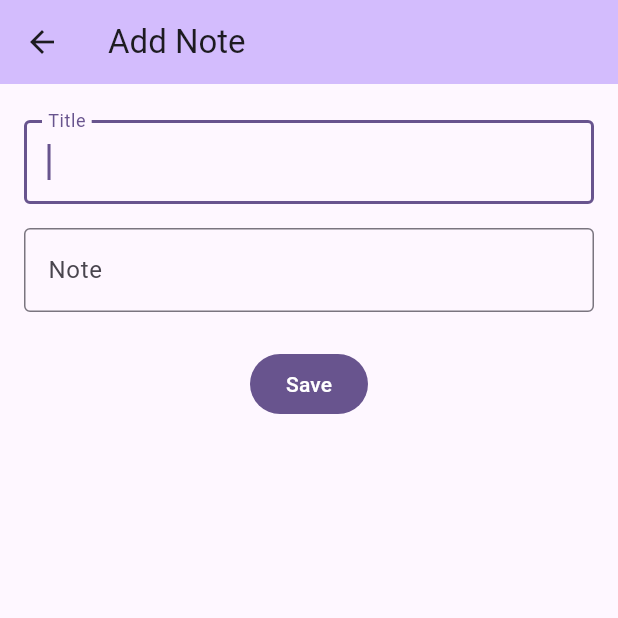
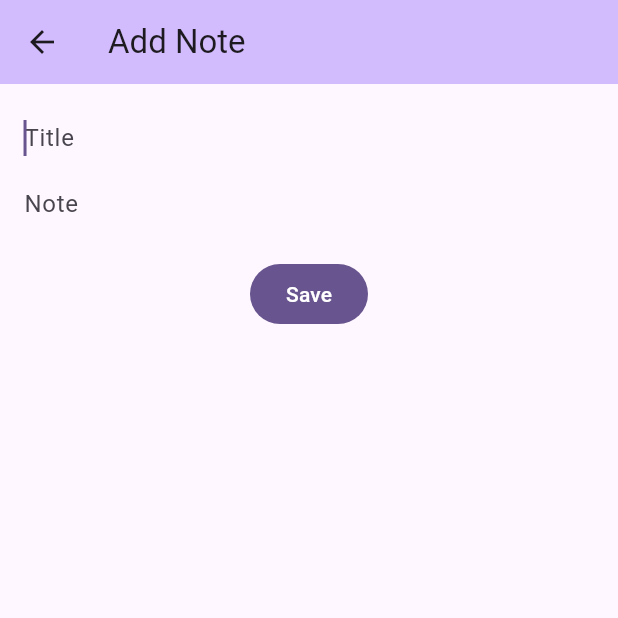
Before and after one commit to abdel-17/notebook-flutter-app, a Flutter app: the screen it shows after launch, after a tap on the "add" icon, on a phone screen of 412 x 824 dp, the top half of it. Run offline on Flutter 3.47's test engine with Material 3 defaults, Android fonts, the phone set to English and light mode, and no system bars; our stand-ins replace sqflite; accounts and stored records are empty.

Commit message:
feat: redesign

```diff
--- a/lib/ui/add-note/main.dart
+++ b/lib/ui/add-note/main.dart
@@ -46,16 +46,14 @@ class _NoteFormState extends State<_NoteForm> {
           children: [
             TextFormField(
               autofocus: true,
-              decoration: const InputDecoration(
-                  label: Text("Title"), border: OutlineInputBorder()),
+              decoration: const InputDecoration.collapsed(hintText: "Title"),
               validator: _titleValidator,
               controller: _titleController,
             ),
-            const SizedBox(height: 16),
+            const SizedBox(height: 20),
             TextFormField(
                 maxLines: null,
-                decoration: const InputDecoration(
-                    label: Text("Note"), border: OutlineInputBorder()),
+                decoration: const InputDecoration.collapsed(hintText: "Note"),
                 validator: _noteValidator,
                 controller: _noteController),
             const SizedBox(height: 24),
--- a/lib/ui/home/main.dart
+++ b/lib/ui/home/main.dart
@@ -45,7 +45,7 @@ class _NoteListWidget extends StatelessWidget {
       if (notes.isEmpty) {
         return Center(
           child: Text("No notes found",
-              style: Theme.of(context).textTheme.titleMedium),
+              style: Theme.of(context).textTheme.bodyLarge),
         );
       }
 
```
